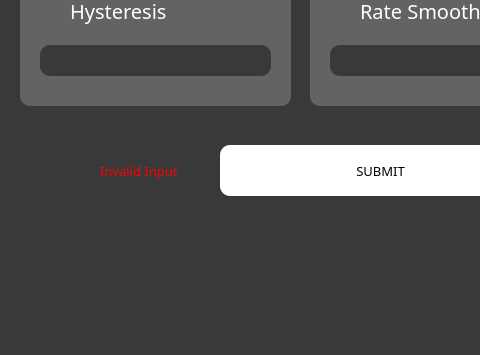
The window that VVI.ui (shahm58/PaceMakerGroup37) describes before a commit, drawn with Qt 5; both pictures show x 0 to 480 and y 475 to 830 of the 900 by 830 pixel window.
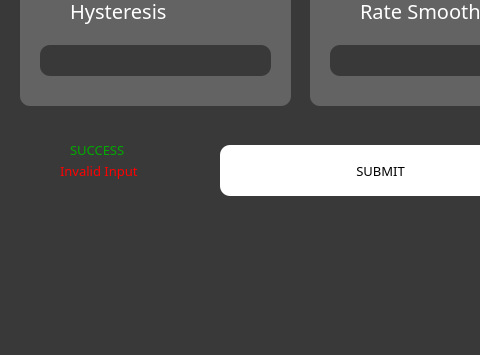
The same window after the commit.

```diff
--- a/VVI.ui
+++ b/VVI.ui
@@ -582,7 +582,7 @@
   <widget class="QLabel" name="INVALID">
    <property name="geometry">
     <rect>
-     <x>100</x>
+     <x>60</x>
      <y>630</y>
      <width>101</width>
      <height>31</height>
@@ -601,6 +601,28 @@
     <string>Invalid Input</string>
    </property>
   </widget>
+  <widget class="QLabel" name="SUCCESS">
+   <property name="geometry">
+    <rect>
+     <x>70</x>
+     <y>610</y>
+     <width>71</width>
+     <height>31</height>
+    </rect>
+   </property>
+   <property name="font">
+    <font>
+     <family>Franklin Gothic Book</family>
+     <pointsize>10</pointsize>
+    </font>
+   </property>
+   <property name="styleSheet">
+    <string notr="true">color:rgb(255, 0, 0)</string>
+   </property>
+   <property name="text">
+    <string>&lt;html&gt;&lt;head/&gt;&lt;body&gt;&lt;p&gt;&lt;span style=&quot; color:#00aa00;&quot;&gt;SUCCESS&lt;/span&gt;&lt;/p&gt;&lt;/body&gt;&lt;/html&gt;</string>
+   </property>
+  </widget>
   <zorder>graphicsView_8</zorder>
   <zorder>graphicsView_7</zorder>
   <zorder>graphicsView_11</zorder>
```
Left out of the diff: 1 changed line with no effect on the pictures.
